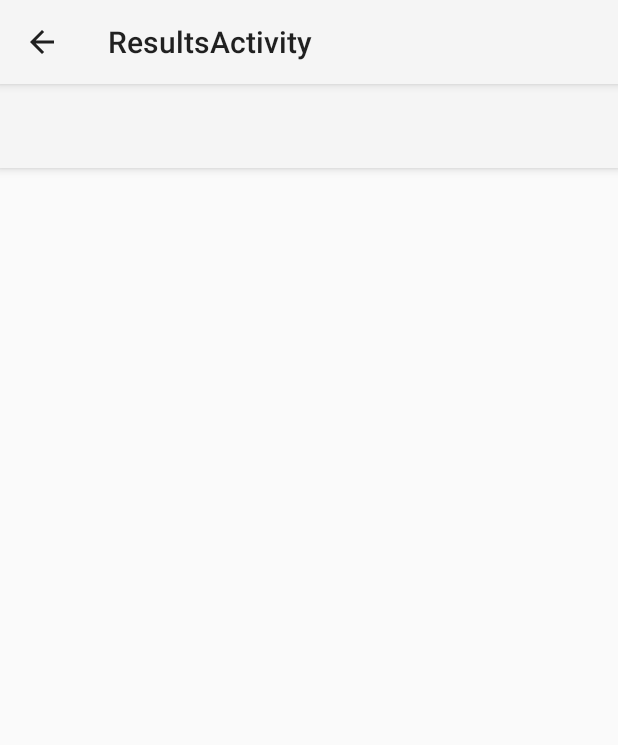
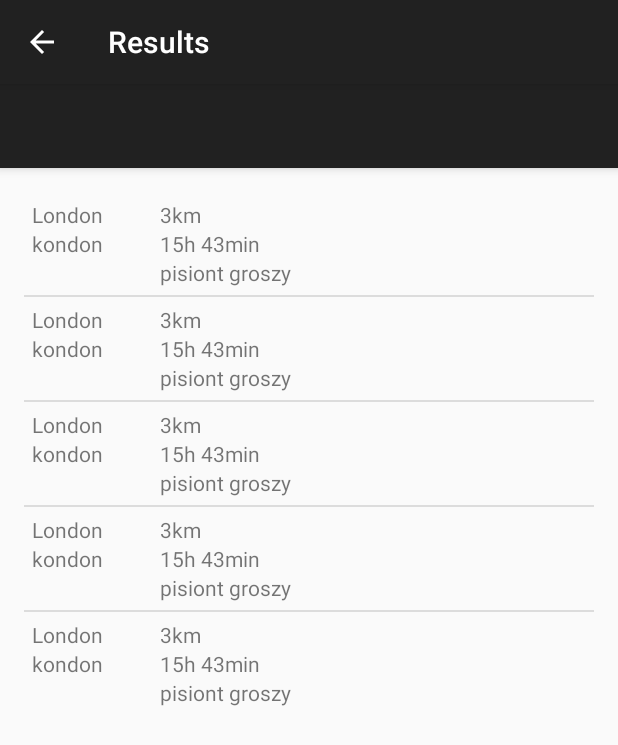
Before and after one commit to dajposkakac/CO600_TransportProject, an Android app: the ResultsActivity screen opened directly, with no data from a screen before it, on a phone screen of 412 x 824 dp. Shown: the top 745 px of the screen. Run offline under Robolectric (Android 15) with nearby library versions, the phone set to English and light mode, and no system bars.

Commit message:
added and populated a listview and adapter with dummy data

```diff
--- a/GoogleDirectionsTest/app/src/main/AndroidManifest.xml
+++ b/GoogleDirectionsTest/app/src/main/AndroidManifest.xml
@@ -49,7 +49,7 @@
             android:name=".ResultsActivity"
             android:label="@string/title_activity_results"
             android:parentActivityName=".MainActivity"
-            android:theme="@style/Theme.AppCompat.Light">
+            android:theme="@style/AppTheme">
             <meta-data
                 android:name="android.support.PARENT_ACTIVITY"
                 android:value="transportapp.co600.googledirectionstest.MainActivity" />
--- a/GoogleDirectionsTest/app/src/main/java/transportapp/co600/googledirectionstest/ResultsActivity.java
+++ b/GoogleDirectionsTest/app/src/main/java/transportapp/co600/googledirectionstest/ResultsActivity.java
@@ -1,22 +1,37 @@
 package transportapp.co600.googledirectionstest;
 
-import android.app.Activity;
 import android.os.Bundle;
-import android.support.design.widget.FloatingActionButton;
-import android.support.design.widget.Snackbar;
 import android.support.v4.app.NavUtils;
 import android.support.v7.app.ActionBarActivity;
 import android.support.v7.app.AppCompatActivity;
-import android.support.v7.widget.Toolbar;
+import android.util.Log;
 import android.view.MenuItem;
-import android.view.View;
+import android.widget.ListView;
 
-public class ResultsActivity extends ActionBarActivity {
+import java.util.ArrayList;
+import java.util.HashMap;
+import java.util.LinkedHashMap;
+
+public class ResultsActivity extends AppCompatActivity {
+
+    private ListView resultsList;
+    private ResultsAdapter resultsAdapter;
+    private LinkedHashMap<String, String> results;
 
     @Override
     protected void onCreate(Bundle savedInstanceState) {
         super.onCreate(savedInstanceState);
         setContentView(R.layout.activity_results);
+        results = new LinkedHashMap<>();
+        results.put("origin", "London");
+        results.put("destination", "kondon");
+        results.put("distance", "3km");
+        results.put("duration", "15h 43min");
+        results.put("price", "pisiont groszy");
+        resultsList = (ListView) findViewById(R.id.list);
+        resultsAdapter = new ResultsAdapter(this, results);
+        resultsList.setAdapter(resultsAdapter);
+        Log.d("adapter", "" + resultsAdapter.getCount());
         //getActionBar().setDisplayHomeAsUpEnabled(true);
 //        Toolbar toolbar = (Toolbar) findViewById(R.id.toolbar);
 //        setSupportActionBar(toolbar);
--- /dev/null
+++ b/GoogleDirectionsTest/app/src/main/java/transportapp/co600/googledirectionstest/ResultsAdapter.java
@@ -0,0 +1,63 @@
+package transportapp.co600.googledirectionstest;
+
+import android.content.Context;
+import android.view.LayoutInflater;
+import android.view.View;
+import android.view.ViewGroup;
+import android.widget.ArrayAdapter;
+import android.widget.TextView;
+
+import java.util.LinkedHashMap;
+
+/**
+ * Created by daj on 16/12/2015.
+ */
+public class ResultsAdapter extends ArrayAdapter<String> {
+
+    private final Context context;
+    private static int layout;
+    private LinkedHashMap<String, String> results;
+
+    public ResultsAdapter(Context pContext, LinkedHashMap<String, String> pResults) {
+        super(pContext, layout = R.layout.result_row, pResults.keySet().toArray(new String[pResults.size()]));
+        context = pContext;
+        results = pResults;
+    }
+
+    @Override
+    public View getView(int position, View convertView, ViewGroup parent)   {
+        ViewHolder holder;
+        if(convertView == null) {
+            LayoutInflater inflater = (LayoutInflater) context.getSystemService(Context.LAYOUT_INFLATER_SERVICE);
+            convertView = inflater.inflate(layout, parent, false);
+            holder = new ViewHolder();
+            holder.origin = (TextView) convertView.findViewById(R.id.origin);
+            holder.destination = (TextView) convertView.findViewById(R.id.destination);
+            holder.distance = (TextView) convertView.findViewById(R.id.distance);
+            holder.duration = (TextView) convertView.findViewById(R.id.time);
+            holder.price = (TextView) convertView.findViewById(R.id.price);
+            convertView.setTag(holder);
+        }   else    {
+            holder = (ViewHolder) convertView.getTag();
+        }
+
+        holder.origin.setText(results.get("origin"));
+        holder.destination.setText(results.get("destination"));
+        holder.distance.setText(results.get("distance"));
+        holder.duration.setText(results.get("duration"));
+        holder.price.setText(results.get("price"));
+
+
+
+        return convertView;
+    }
+
+
+    static class ViewHolder	{
+        TextView origin;
+        TextView destination;
+        TextView distance;
+        TextView duration;
+        TextView price;
+    }
+}
--- a/GoogleDirectionsTest/app/src/main/res/layout/result_row.xml
+++ b/GoogleDirectionsTest/app/src/main/res/layout/result_row.xml
@@ -1,34 +1,38 @@
 <?xml version="1.0" encoding="utf-8"?>
 <RelativeLayout xmlns:android="http://schemas.android.com/apk/res/android"
-    android:layout_width="match_parent"
-    android:layout_height="match_parent">
+    android:id="@+id/container"
+    android:layout_width="wrap_content"
+    android:layout_height="wrap_content"
+    android:padding="5dp">
 
     <TextView
         android:id="@+id/origin"
-        android:layout_width="50dp"
+        android:layout_width="75dp"
         android:layout_height="wrap_content"
         android:layout_alignParentLeft="true"
         android:layout_alignParentTop="true" />
     <TextView
         android:id="@+id/destination"
-        android:layout_width="50dp"
+        android:layout_width="75dp"
         android:layout_height="wrap_content"
-        android:layout_alignBottom="@id/origin" />
+        android:layout_below="@id/origin" />
     <TextView
         android:id="@+id/distance"
-        android:layout_width="25dp"
+        android:layout_width="wrap_content"
         android:layout_height="wrap_content"
         android:layout_marginLeft="10dp"
-        android:layout_alignLeft="@id/origin" />
+        android:layout_toRightOf="@id/origin" />
     <TextView
         android:id="@+id/time"
-        android:layout_width="25dp"
+        android:layout_width="wrap_content"
         android:layout_height="wrap_content"
-        android:layout_alignBottom="@id/distance" />
+        android:layout_below="@id/distance"
+        android:layout_alignLeft="@id/distance"/>
     <TextView
         android:id="@+id/price"
-        android:layout_width="25dp"
+        android:layout_width="wrap_content"
         android:layout_height="wrap_content"
-        android:layout_alignBottom="@id/time" />
+        android:layout_below="@id/time"
+        android:layout_alignLeft="@id/time"/>
 
 </RelativeLayout>
--- a/GoogleDirectionsTest/app/src/main/res/values/strings.xml
+++ b/GoogleDirectionsTest/app/src/main/res/values/strings.xml
@@ -11,5 +11,5 @@
         <item>Walking</item>
         <item>Bicycle</item>
     </string-array>
-    <string name="title_activity_results">ResultsActivity</string>
+    <string name="title_activity_results">Results</string>
 </resources>
```
Also changed, not shown: 1 other file.
